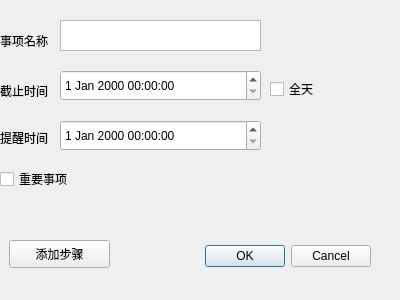
Old version of the form item_display.ui in the repository lcclcc233/Qtodo.
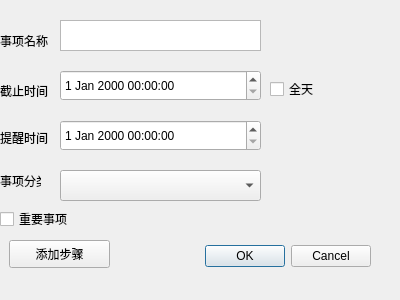
New version of the form.

Diff of the .ui file:
```diff
--- a/item_display.ui
+++ b/item_display.ui
@@ -128,7 +128,7 @@
    <property name="geometry">
     <rect>
      <x>0</x>
-     <y>170</y>
+     <y>210</y>
      <width>81</width>
      <height>18</height>
     </rect>
@@ -137,6 +137,29 @@
     <string>重要事项</string>
    </property>
   </widget>
+  <widget class="QComboBox" name="comboBox">
+   <property name="geometry">
+    <rect>
+     <x>60</x>
+     <y>170</y>
+     <width>201</width>
+     <height>31</height>
+    </rect>
+   </property>
+  </widget>
+  <widget class="QLabel" name="label_4">
+   <property name="geometry">
+    <rect>
+     <x>0</x>
+     <y>170</y>
+     <width>41</width>
+     <height>21</height>
+    </rect>
+   </property>
+   <property name="text">
+    <string>事项分类</string>
+   </property>
+  </widget>
  </widget>
  <resources/>
  <connections>
```
